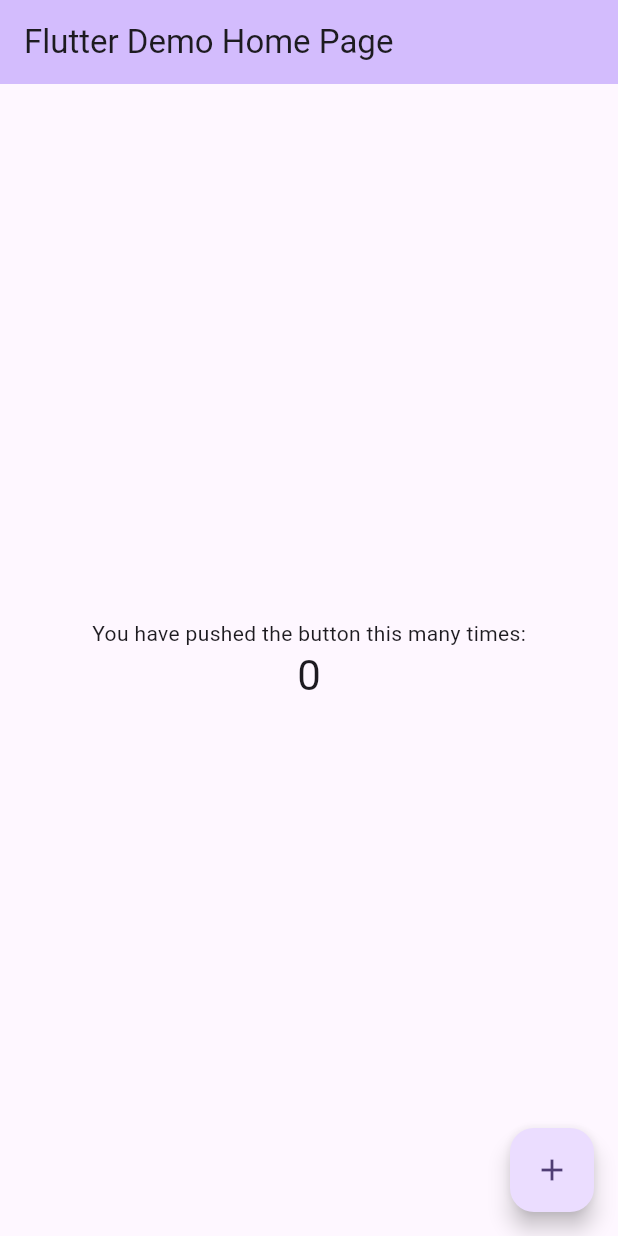
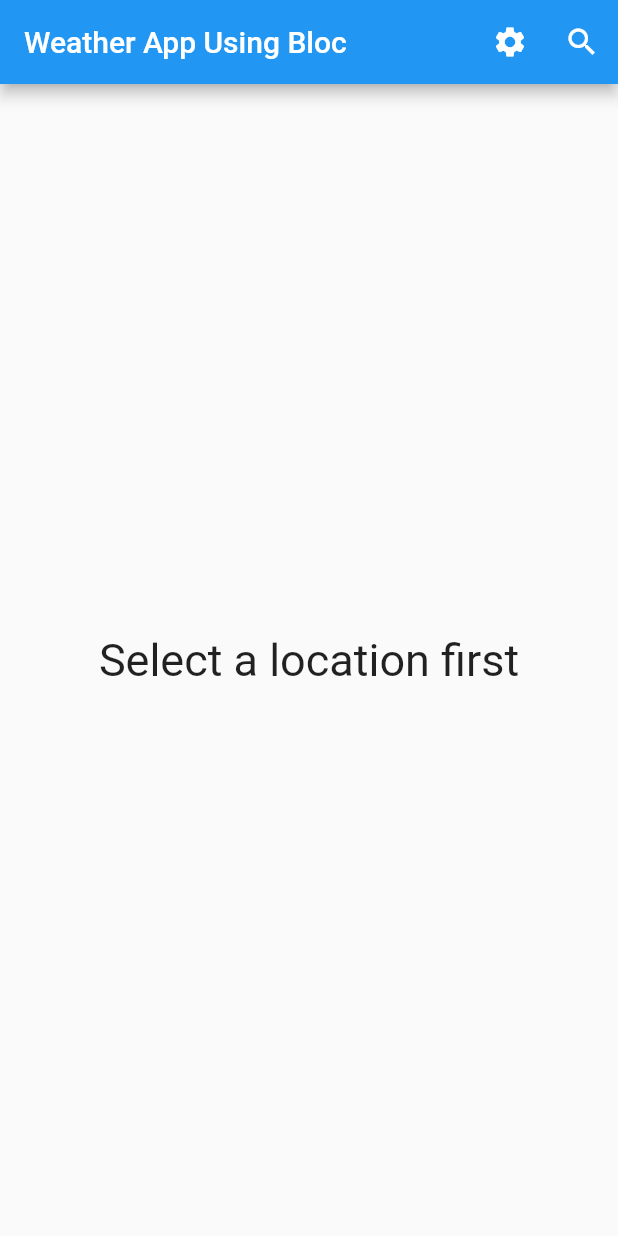
Before and after one commit to hungbui1204/weather_app_bloc, a Flutter app: the screen it shows after launch, on a phone screen of 412 x 824 dp. Run offline on Flutter 3.47's test engine with Material 2 defaults, Android fonts, the light colour scheme and no system bars; our stand-ins replace equatable, flutter_bloc.

Commit message:
update bloc and some screens

```diff
--- a/lib/blocs/theme_bloc.dart
+++ b/lib/blocs/theme_bloc.dart
@@ -9,7 +9,6 @@ class ThemeBloc extends Bloc<ThemeEvent, ThemeState> {
   ThemeBloc()
       : super(const ThemeState(
             backgroundColor: Colors.lightBlue, textColor: Colors.white));
-
   Stream<ThemeState> mapEventToState(ThemeEvent themeEvent) async* {
     ThemeState newThemeState;
     if (themeEvent is ThemeEventWeatherChanged) {
--- /dev/null
+++ b/lib/blocs/weather_bloc_observer.dart
@@ -0,0 +1,24 @@
+import 'package:flutter_bloc/flutter_bloc.dart';
+
+class WeatherBlocObserver extends BlocObserver {
+  @override
+  void onEvent(Bloc bloc, Object? event) {
+    // TODO: implement onEvent
+    super.onEvent(bloc, event);
+    print('onEvent $event');
+  }
+
+  @override
+  void onTransition(Bloc bloc, Transition transition) {
+    // TODO: implement onTransition
+    super.onTransition(bloc, transition);
+    print('onTransition $transition');
+  }
+
+  @override
+  void onError(BlocBase bloc, Object error, StackTrace stackTrace) {
+    // TODO: implement onError
+    super.onError(bloc, error, stackTrace);
+    print('onError $error');
+  }
+}
--- a/lib/main.dart
+++ b/lib/main.dart
@@ -1,125 +1,38 @@
 import 'package:flutter/material.dart';
+import 'package:flutter_bloc/flutter_bloc.dart';
+import 'package:http/http.dart' as http;
+import 'package:weather_app_bloc/API/weather_repository.dart';
+import 'package:weather_app_bloc/blocs/settings_bloc.dart';
+import 'package:weather_app_bloc/blocs/theme_bloc.dart';
+import 'package:weather_app_bloc/blocs/weather_bloc_observer.dart';
+import 'package:weather_app_bloc/screens/weather_screen.dart';
+import 'package:weather_app_bloc/state/theme_state.dart';
+
+import 'blocs/weather_bloc.dart';
 
 void main() {
-  runApp(const MyApp());
+  Bloc.observer = WeatherBlocObserver();
+  final WeatherRepository weatherRepository =
+      WeatherRepository(httpClient: http.Client());
+  runApp(MultiBlocProvider(providers: [
+    BlocProvider<ThemeBloc>(create: (context) => ThemeBloc()),
+    BlocProvider<SettingsBloc>(create: (context) => SettingsBloc()),
+  ], child: MyApp(weatherRepository: weatherRepository)));
 }
 
 class MyApp extends StatelessWidget {
-  const MyApp({super.key});
-
-  // This widget is the root of your application.
+  const MyApp({Key? key, required this.weatherRepository}) : super(key: key);
+  final WeatherRepository weatherRepository;
   @override
   Widget build(BuildContext context) {
-    return MaterialApp(
-      title: 'Flutter Demo',
-      theme: ThemeData(
-        // This is the theme of your application.
-        //
-        // TRY THIS: Try running your application with "flutter run". You'll see
-        // the application has a blue toolbar. Then, without quitting the app,
-        // try changing the seedColor in the colorScheme below to Colors.green
-        // and then invoke "hot reload" (save your changes or press the "hot
-        // reload" button in a Flutter-supported IDE, or press "r" if you used
-        // the command line to start the app).
-        //
-        // Notice that the counter didn't reset back to zero; the application
-        // state is not lost during the reload. To reset the state, use hot
-        // restart instead.
-        //
-        // This works for code too, not just values: Most code changes can be
-        // tested with just a hot reload.
-        colorScheme: ColorScheme.fromSeed(seedColor: Colors.deepPurple),
-        useMaterial3: true,
-      ),
-      home: const MyHomePage(title: 'Flutter Demo Home Page'),
-    );
+    return BlocBuilder<ThemeBloc, ThemeState>(builder: (context, themeState) {
+      return MaterialApp(
+        home: BlocProvider(
+          create: (context) =>
+              WeatherBloc(weatherRepository: weatherRepository),
+          child: WeatherScreen(),
+        ),
+      );
+    });
   }
 }
-
-class MyHomePage extends StatefulWidget {
-  const MyHomePage({super.key, required this.title});
-
-  // This widget is the home page of your application. It is stateful, meaning
-  // that it has a State object (defined below) that contains fields that affect
-  // how it looks.
-
-  // This class is the configuration for the state. It holds the values (in this
-  // case the title) provided by the parent (in this case the App widget) and
-  // used by the build method of the State. Fields in a Widget subclass are
-  // always marked "final".
-
-  final String title;
-
-  @override
-  State<MyHomePage> createState() => _MyHomePageState();
-}
-
-class _MyHomePageState extends State<MyHomePage> {
-  int _counter = 0;
-
-  void _incrementCounter() {
-    setState(() {
-      // This call to setState tells the Flutter framework that something has
-      // changed in this State, which causes it to rerun the build method below
-      // so that the display can reflect the updated values. If we changed
-      // _counter without calling setState(), then the build method would not be
-      // called again, and so nothing would appear to happen.
-      _counter++;
-    });
-  }
-
-  @override
-  Widget build(BuildContext context) {
-    // This method is rerun every time setState is called, for instance as done
-    // by the _incrementCounter method above.
-    //
-    // The Flutter framework has been optimized to make rerunning build methods
-    // fast, so that you can just rebuild anything that needs updating rather
-    // than having to individually change instances of widgets.
-    return Scaffold(
-      appBar: AppBar(
-        // TRY THIS: Try changing the color here to a specific color (to
-        // Colors.amber, perhaps?) and trigger a hot reload to see the AppBar
-        // change color while the other colors stay the same.
-        backgroundColor: Theme.of(context).colorScheme.inversePrimary,
-        // Here we take the value from the MyHomePage object that was created by
-        // the App.build method, and use it to set our appbar title.
-        title: Text(widget.title),
-      ),
-      body: Center(
-        // Center is a layout widget. It takes a single child and positions it
-        // in the middle of the parent.
-        child: Column(
-          // Column is also a layout widget. It takes a list of children and
-          // arranges them vertically. By default, it sizes itself to fit its
-          // children horizontally, and tries to be as tall as its parent.
-          //
-          // Column has various properties to control how it sizes itself and
-          // how it positions its children. Here we use mainAxisAlignment to
-          // center the children vertically; the main axis here is the vertical
-          // axis because Columns are vertical (the cross axis would be
-          // horizontal).
-          //
-          // TRY THIS: Invoke "debug painting" (choose the "Toggle Debug Paint"
-          // action in the IDE, or press "p" in the console), to see the
-          // wireframe for each widget.
-          mainAxisAlignment: MainAxisAlignment.center,
-          children: <Widget>[
-            const Text(
-              'You have pushed the button this many times:',
-            ),
-            Text(
-              '$_counter',
-              style: Theme.of(context).textTheme.headlineMedium,
-            ),
-          ],
-        ),
-      ),
-      floatingActionButton: FloatingActionButton(
-        onPressed: _incrementCounter,
-        tooltip: 'Increment',
-        child: const Icon(Icons.add),
-      ), // This trailing comma makes auto-formatting nicer for build methods.
-    );
-  }
-}
--- a/lib/model/weather_model.dart
+++ b/lib/model/weather_model.dart
@@ -20,21 +20,23 @@ enum WeatherCondition {
 }
 
 class Weather extends Equatable {
-  final WeatherCondition? weatherCondition;
-  final String? description;
-  final double? minTemp;
-  final double? maxTemp;
-  final double? temp;
-  final String? location;
-  final int? id;
+  final WeatherCondition weatherCondition;
+  final String description;
+  final double minTemp;
+  final double maxTemp;
+  final double temp;
+  final String location;
+  final int id;
+  final DateTime lastUpdated;
   const Weather(
-      {this.weatherCondition,
-      this.description,
-      this.minTemp,
-      this.maxTemp,
-      this.temp,
-      this.location,
-      this.id});
+      {required this.weatherCondition,
+      required this.description,
+      required this.minTemp,
+      required this.maxTemp,
+      required this.temp,
+      required this.location,
+      required this.id,
+      required this.lastUpdated});
   factory Weather.fromJson(Map<String, dynamic> json) {
     return Weather(
         weatherCondition:
@@ -44,7 +46,8 @@ class Weather extends Equatable {
         maxTemp: json['main']['temp']['temp_max'] as double,
         temp: json['main']['temp'] as double,
         location: json['name'] ?? '',
-        id: json['id'] as int);
+        id: json['id'] as int,
+        lastUpdated: DateTime.now());
   }
   static WeatherCondition _mapStringToWeatherCondition(String inputString) {
     Map<String, WeatherCondition> map = {
--- /dev/null
+++ b/lib/screens/weather_screen.dart
@@ -0,0 +1,137 @@
+import 'dart:async';
+
+import 'package:flutter/material.dart';
+import 'package:flutter_bloc/flutter_bloc.dart';
+import 'package:weather_app_bloc/blocs/theme_bloc.dart';
+import 'package:weather_app_bloc/blocs/weather_bloc.dart';
+import 'package:weather_app_bloc/events/theme_event.dart';
+import 'package:weather_app_bloc/events/weather_event.dart';
+import 'package:weather_app_bloc/screens/city_search_screen.dart';
+import 'package:weather_app_bloc/screens/settings_screen.dart';
+import 'package:weather_app_bloc/state/theme_state.dart';
+import 'package:weather_app_bloc/state/weather_state.dart';
+
+class WeatherScreen extends StatefulWidget {
+  const WeatherScreen({Key? key}) : super(key: key);
+
+  @override
+  State<WeatherScreen> createState() => _WeatherScreen();
+}
+
+class _WeatherScreen extends State<WeatherScreen> {
+  late Completer<void> _completer;
+  @override
+  void initState() {
+    // TODO: implement initState
+    super.initState();
+    _completer = Completer<void>();
+  }
+
+  @override
+  Widget build(BuildContext context) {
+    return Scaffold(
+      appBar: AppBar(
+        title: const Text('Weather App Using Bloc'),
+        actions: [
+          IconButton(
+            onPressed: () async {
+              Navigator.push(
+                  context,
+                  MaterialPageRoute(
+                      builder: (context) => const SettingsScreen()));
+            },
+            icon: const Icon(Icons.settings),
+          ),
+          IconButton(
+              onPressed: () async {
+                final typedCity = await Navigator.push(
+                    context,
+                    MaterialPageRoute(
+                        builder: (context) => CitySearchScreen()));
+                if (typedCity != null) {
+                  BlocProvider.of<WeatherBloc>(context)
+                      .add(WeatherEventRequested(city: typedCity));
+                }
+              },
+              icon: const Icon(Icons.search))
+        ],
+      ),
+      body: Center(
+        child: BlocConsumer<WeatherBloc, WeatherState>(
+          listener: (context, weatherState) {
+            if (weatherState is WeatherStateSuccess) {
+              BlocProvider.of<ThemeBloc>(context).add(ThemeEventWeatherChanged(
+                  weatherCondition: weatherState.weather.weatherCondition));
+              _completer.complete();
+              _completer = Completer();
+            }
+          },
+          builder: (context, weatherState) {
+            if (weatherState is WeatherStateLoading) {
+              return const Center(
+                child: CircularProgressIndicator(),
+              );
+            }
+            if (weatherState is WeatherStateSuccess) {
+              final weather = weatherState.weather;
+              return BlocBuilder<ThemeBloc, ThemeState>(
+                  builder: (context, themesState) {
+                return RefreshIndicator(
+                  onRefresh: () {
+                    BlocProvider.of<WeatherBloc>(context)
+                        .add(WeatherEventRefresh(city: weather.location));
+                    //return a completer obj
+                    return _completer.future;
+                  },
+                  child: Container(
+                    color: themesState.backgroundColor,
+                    child: ListView(
+                      children: [
+                        Column(
+                          children: [
+                            Text(
+                              weather.location,
+                              style: TextStyle(
+                                  fontSize: 20,
+                                  fontWeight: FontWeight.bold,
+                                  color: themesState.textColor),
+                            ),
+                            const Padding(
+                                padding: EdgeInsets.symmetric(vertical: 2)),
+                            Center(
+                              child: Text(
+                                'Update: ${TimeOfDay.fromDateTime(weather.lastUpdated).format(context)}',
+                                style: TextStyle(
+                                    fontSize: 16, color: themesState.textColor),
+                              ),
+                            )
+                          ],
+                        )
+                      ],
+                    ),
+                  ),
+                );
+              });
+            }
+            if (weatherState is WeatherStateFailure) {
+              return const Center(
+                child: Text(
+                  'Something went wrong',
+                  style: TextStyle(color: Colors.red, fontSize: 16),
+                ),
+              );
+            }
+            return const Center(
+              child: Text(
+                'Select a location first',
+                style: TextStyle(
+                  fontSize: 30,
+                ),
+              ),
+            );
+          },
+        ),
+      ),
+    );
+  }
+}
```
Also changed, not shown: lib/screens/city_search_screen.dart (added, +45 -0 lines), lib/screens/settings_screen.dart (added, +37 -0 lines), lib/widget/temp_widget.dart (added, +55 -0 lines), pubspec.lock, 1 other file.
